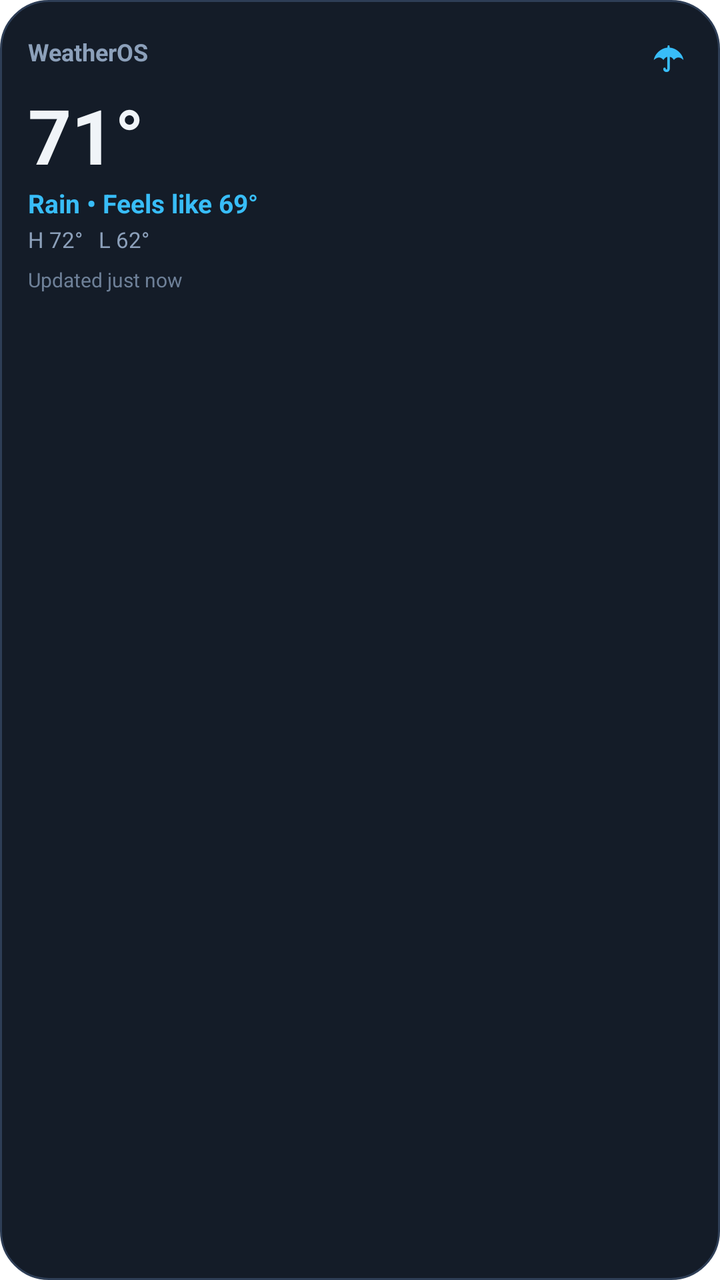
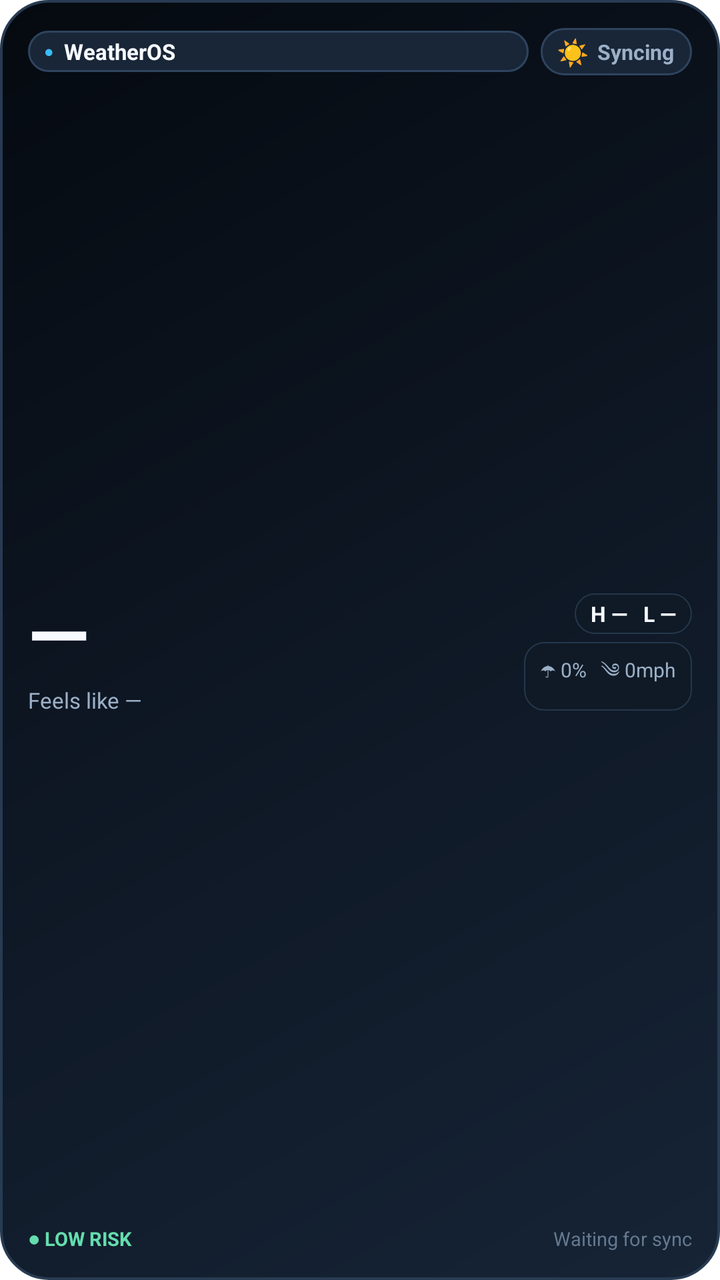

An Android layout rendered at two revisions. The XML below is the earlier revision; the diff shows what the commit changed to produce the second picture.
<!-- AndroidManifest.xml: fallback theme Theme.MaterialComponents.DayNight.NoActionBar -->
<!-- res/layout/weather_widget_layout.xml -->
<?xml version="1.0" encoding="utf-8"?>
<LinearLayout xmlns:android="http://schemas.android.com/apk/res/android"
    android:id="@+id/widget_root"
    android:layout_width="match_parent"
    android:layout_height="match_parent"
    android:background="@drawable/widget_background"
    android:orientation="vertical"
    android:padding="14dp"
    android:importantForAccessibility="yes">

    <LinearLayout
        android:layout_width="match_parent"
        android:layout_height="wrap_content"
        android:orientation="horizontal"
        android:gravity="center_vertical">

        <TextView
            android:id="@+id/widget_location"
            android:layout_width="0dp"
            android:layout_height="wrap_content"
            android:layout_weight="1"
            android:text="WeatherOS"
            android:textColor="@color/widgetTextSecondary"
            android:textSize="12sp"
            android:textStyle="bold"
            android:maxLines="1"
            android:ellipsize="end" />

        <TextView
            android:id="@+id/widget_glyph"
            android:layout_width="24dp"
            android:layout_height="24dp"
            android:gravity="center"
            android:text="☂"
            android:textColor="@color/widgetAccent"
            android:textSize="20sp"
            android:textStyle="bold"
            android:contentDescription="Weather condition" />
    </LinearLayout>

    <TextView
        android:id="@+id/widget_temperature"
        android:layout_width="wrap_content"
        android:layout_height="wrap_content"
        android:layout_marginTop="4dp"
        android:text="71°"
        android:textColor="@color/widgetTextPrimary"
        android:textSize="38sp"
        android:textStyle="bold" />

    <TextView
        android:id="@+id/widget_condition"
        android:layout_width="match_parent"
        android:layout_height="wrap_content"
        android:text="Rain • Feels like 69°"
        android:textColor="@color/widgetAccent"
        android:textSize="13sp"
        android:textStyle="bold"
        android:maxLines="1"
        android:ellipsize="end" />

    <TextView
        android:id="@+id/widget_high_low"
        android:layout_width="match_parent"
        android:layout_height="wrap_content"
        android:layout_marginTop="2dp"
        android:text="H 72°   L 62°"
        android:textColor="@color/widgetTextSecondary"
        android:textSize="11sp"
        android:maxLines="1"
        android:ellipsize="end" />

    <TextView
        android:id="@+id/widget_updated"
        android:layout_width="match_parent"
        android:layout_height="wrap_content"
        android:layout_marginTop="6dp"
        android:text="Updated just now"
        android:textColor="@color/widgetTextMuted"
        android:textSize="10sp"
        android:maxLines="1"
        android:ellipsize="end" />

</LinearLayout>
<!-- resources referenced by this layout -->
<resources>
  <color name="widgetAccent">#38BDF8</color>
  <color name="widgetTextMuted">#6E8098</color>
  <color name="widgetTextPrimary">#F0F4F8</color>
  <color name="widgetTextSecondary">#8CA0BA</color>
  <!-- drawable widget_background (drawable) -->
  <?xml version="1.0" encoding="utf-8"?>
  <shape xmlns:android="http://schemas.android.com/apk/res/android"
      android:shape="rectangle">
      <solid android:color="@color/widgetCardBackground" />
      <corners android:radius="24dp" />
      <stroke
          android:width="1dp"
          android:color="@color/widgetBorder" />
  </shape>
  <color name="widgetCardBackground">#141C28</color>
  <color name="widgetBorder">#2E3E56</color>
</resources>

<!-- the commit's change to res/layout/weather_widget_layout.xml (unified diff, before → after) -->
@@ -8,77 +8,189 @@
     android:padding="14dp"
     android:importantForAccessibility="yes">
 
+    
     <LinearLayout
         android:layout_width="match_parent"
         android:layout_height="wrap_content"
         android:orientation="horizontal"
         android:gravity="center_vertical">
 
-        <TextView
-            android:id="@+id/widget_location"
+        
+        <LinearLayout
             android:layout_width="0dp"
             android:layout_height="wrap_content"
             android:layout_weight="1"
-            android:text="WeatherOS"
-            android:textColor="@color/widgetTextSecondary"
-            android:textSize="12sp"
+            android:background="@drawable/widget_pill_badge"
+            android:orientation="horizontal"
+            android:gravity="center_vertical"
+            android:paddingStart="8dp"
+            android:paddingEnd="10dp"
+            android:paddingTop="3dp"
+            android:paddingBottom="3dp">
+
+            <TextView
+                android:layout_width="wrap_content"
+                android:layout_height="wrap_content"
+                android:text="●"
+                android:textColor="@color/widgetAccent"
+                android:textSize="8sp"
+                android:layout_marginEnd="5dp" />
+
+            <TextView
+                android:id="@+id/widget_location"
+                android:layout_width="wrap_content"
+                android:layout_height="wrap_content"
+                android:text="WeatherOS"
+                android:textColor="@color/widgetTextPrimary"
+                android:textSize="11sp"
+                android:textStyle="bold"
+                android:maxLines="1"
+                android:ellipsize="end" />
+        </LinearLayout>
+
+        
+        <LinearLayout
+            android:layout_width="wrap_content"
+            android:layout_height="wrap_content"
+            android:layout_marginStart="6dp"
+            android:background="@drawable/widget_pill_badge"
+            android:orientation="horizontal"
+            android:gravity="center_vertical"
+            android:paddingStart="8dp"
+            android:paddingEnd="9dp"
+            android:paddingTop="3dp"
+            android:paddingBottom="3dp">
+
+            <TextView
+                android:id="@+id/widget_glyph"
+                android:layout_width="wrap_content"
+                android:layout_height="wrap_content"
+                android:gravity="center"
+                android:text="☀"
+                android:textColor="@color/widgetAccent"
+                android:textSize="13sp"
+                android:textStyle="bold"
+                android:contentDescription="Condition glyph" />
+
+            <TextView
+                android:id="@+id/widget_condition"
+                android:layout_width="wrap_content"
+                android:layout_height="wrap_content"
+                android:layout_marginStart="4dp"
+                android:text="Syncing"
+                android:textColor="@color/widgetTextSecondary"
+                android:textSize="10.5sp"
+                android:textStyle="bold"
+                android:maxLines="1"
+                android:ellipsize="end" />
+        </LinearLayout>
+    </LinearLayout>
+
+    
+    <LinearLayout
+        android:layout_width="match_parent"
+        android:layout_height="0dp"
+        android:layout_weight="1"
+        android:layout_marginTop="6dp"
+        android:orientation="horizontal"
+        android:gravity="center_vertical">
+
+        
+        <LinearLayout
+            android:layout_width="0dp"
+            android:layout_height="wrap_content"
+            android:layout_weight="1"
+            android:orientation="vertical">
+
+            <TextView
+                android:id="@+id/widget_temperature"
+                android:layout_width="wrap_content"
+                android:layout_height="wrap_content"
+                android:text="—"
+                android:textColor="@color/widgetTextPrimary"
+                android:textSize="40sp"
+                android:textStyle="bold"
+                android:includeFontPadding="false" />
+
+            <TextView
+                android:id="@+id/widget_feels_like"
+                android:layout_width="wrap_content"
+                android:layout_height="wrap_content"
+                android:layout_marginTop="1dp"
+                android:text="Feels like —"
+                android:textColor="@color/widgetTextSecondary"
+                android:textSize="11sp"
+                android:maxLines="1"
+                android:ellipsize="end" />
+        </LinearLayout>
+
+        
+        <LinearLayout
+            android:layout_width="wrap_content"
+            android:layout_height="wrap_content"
+            android:orientation="vertical"
+            android:gravity="end">
+
+            <TextView
+                android:id="@+id/widget_high_low"
+                android:layout_width="wrap_content"
+                android:layout_height="wrap_content"
+                android:background="@drawable/widget_stat_chip"
+                android:paddingStart="8dp"
+                android:paddingEnd="8dp"
+                android:paddingTop="3dp"
+                android:paddingBottom="3dp"
+                android:text="H —   L —"
+                android:textColor="@color/widgetTextPrimary"
+                android:textSize="10.5sp"
+                android:textStyle="bold" />
+
+            <TextView
+                android:id="@+id/widget_metrics"
+                android:layout_width="wrap_content"
+                android:layout_height="wrap_content"
+                android:layout_marginTop="4dp"
+                android:background="@drawable/widget_stat_chip"
+                android:paddingStart="8dp"
+                android:paddingEnd="8dp"
+                android:paddingTop="3dp"
+                android:paddingBottom="3dp"
+                android:text="☂ 0%   ༄ 0mph"
+                android:textColor="@color/widgetTextSecondary"
+                android:textSize="10sp"
+                android:maxLines="1" />
+        </LinearLayout>
+    </LinearLayout>
+
+    
+    <LinearLayout
+        android:layout_width="match_parent"
+        android:layout_height="wrap_content"
+        android:layout_marginTop="4dp"
+        android:orientation="horizontal"
+        android:gravity="center_vertical">
+
+        <TextView
+            android:id="@+id/widget_risk"
+            android:layout_width="0dp"
+            android:layout_height="wrap_content"
+            android:layout_weight="1"
+            android:text="● LOW RISK"
+            android:textColor="@color/widgetSuccess"
+            android:textSize="9.5sp"
             android:textStyle="bold"
             android:maxLines="1"
             android:ellipsize="end" />
 
         <TextView
-            android:id="@+id/widget_glyph"
-            android:layout_width="24dp"
-            android:layout_height="24dp"
-            android:gravity="center"
-            android:text="☂"
-            android:textColor="@color/widgetAccent"
-            android:textSize="20sp"
-            android:textStyle="bold"
-            android:contentDescription="Weather condition" />
+            android:id="@+id/widget_updated"
+            android:layout_width="wrap_content"
+            android:layout_height="wrap_content"
+            android:text="Waiting for sync"
+            android:textColor="@color/widgetTextMuted"
+            android:textSize="9.5sp"
+            android:maxLines="1"
+            android:ellipsize="end" />
     </LinearLayout>
 
-    <TextView
-        android:id="@+id/widget_temperature"
-        android:layout_width="wrap_content"
-        android:layout_height="wrap_content"
-        android:layout_marginTop="4dp"
-        android:text="71°"
-        android:textColor="@color/widgetTextPrimary"
-        android:textSize="38sp"
-        android:textStyle="bold" />
-
-    <TextView
-        android:id="@+id/widget_condition"
-        android:layout_width="match_parent"
-        android:layout_height="wrap_content"
-        android:text="Rain • Feels like 69°"
-        android:textColor="@color/widgetAccent"
-        android:textSize="13sp"
-        android:textStyle="bold"
-        android:maxLines="1"
-        android:ellipsize="end" />
-
-    <TextView
-        android:id="@+id/widget_high_low"
-        android:layout_width="match_parent"
-        android:layout_height="wrap_content"
-        android:layout_marginTop="2dp"
-        android:text="H 72°   L 62°"
-        android:textColor="@color/widgetTextSecondary"
-        android:textSize="11sp"
-        android:maxLines="1"
-        android:ellipsize="end" />
-
-    <TextView
-        android:id="@+id/widget_updated"
-        android:layout_width="match_parent"
-        android:layout_height="wrap_content"
-        android:layout_marginTop="6dp"
-        android:text="Updated just now"
-        android:textColor="@color/widgetTextMuted"
-        android:textSize="10sp"
-        android:maxLines="1"
-        android:ellipsize="end" />
-
 </LinearLayout>
<!-- resource entries referenced after the edit -->
@@ -1,20 +1,48 @@
 <!-- resources referenced by this layout -->
 <resources>
   <color name="widgetAccent">#38BDF8</color>
-  <color name="widgetTextMuted">#6E8098</color>
-  <color name="widgetTextPrimary">#F0F4F8</color>
-  <color name="widgetTextSecondary">#8CA0BA</color>
+  <color name="widgetSuccess">#64DDAE</color>
+  <color name="widgetTextMuted">#657990</color>
+  <color name="widgetTextPrimary">#F6FAFF</color>
+  <color name="widgetTextSecondary">#9BB0C7</color>
   <!-- drawable widget_background (drawable) -->
   <?xml version="1.0" encoding="utf-8"?>
   <shape xmlns:android="http://schemas.android.com/apk/res/android"
       android:shape="rectangle">
-      <solid android:color="@color/widgetCardBackground" />
+      <gradient
+          android:angle="135"
+          android:startColor="#162436"
+          android:centerColor="#0E1724"
+          android:endColor="#050A10"
+          android:type="linear" />
       <corners android:radius="24dp" />
       <stroke
+          android:width="1.2dp"
+          android:color="#283B52" />
+  </shape>
+  <!-- drawable widget_pill_badge (drawable) -->
+  <?xml version="1.0" encoding="utf-8"?>
+  <shape xmlns:android="http://schemas.android.com/apk/res/android"
+      android:shape="rectangle">
+      <solid android:color="@color/widgetPillBackground" />
+      <corners android:radius="14dp" />
+      <stroke
           android:width="1dp"
+          android:color="@color/widgetPillBorder" />
+  </shape>
+  <!-- drawable widget_stat_chip (drawable) -->
+  <?xml version="1.0" encoding="utf-8"?>
+  <shape xmlns:android="http://schemas.android.com/apk/res/android"
+      android:shape="rectangle">
+      <solid android:color="@color/widgetCardBackground" />
+      <corners android:radius="10dp" />
+      <stroke
+          android:width="0.8dp"
           android:color="@color/widgetBorder" />
   </shape>
-  <color name="widgetCardBackground">#141C28</color>
-  <color name="widgetBorder">#2E3E56</color>
+  <color name="widgetPillBackground">#182637</color>
+  <color name="widgetPillBorder">#2F445F</color>
+  <color name="widgetCardBackground">#101A26</color>
+  <color name="widgetBorder">#25374C</color>
 </resources>
 
